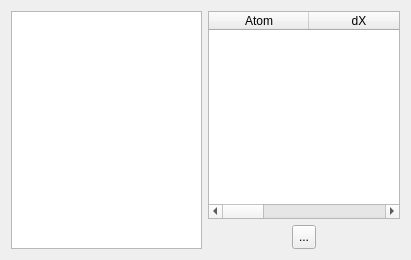
First picture: the form in src/gui/vibrations.ui, repository trisyoungs/aten, before the edit.
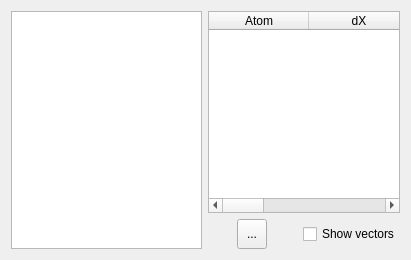
Second picture: the form after the edit. Icons and pictures are not drawn.

Commit message: Updated vibrations window.

Diff of the .ui file:
```diff
--- a/src/gui/vibrations.ui
+++ b/src/gui/vibrations.ui
@@ -72,17 +72,17 @@
         </spacer>
        </item>
        <item>
-        <widget class="QToolButton" name="PlayPauseVibration" >
-         <property name="minimumSize" >
+        <widget class="QToolButton" name="PlayPauseVibration">
+         <property name="minimumSize">
           <size>
-           <width>24</width>
-           <height>24</height>
+           <width>30</width>
+           <height>30</height>
           </size>
          </property>
-         <property name="maximumSize" >
+         <property name="maximumSize">
           <size>
-           <width>24</width>
-           <height>24</height>
+           <width>30</width>
+           <height>30</height>
           </size>
          </property>
          <property name="text" >
@@ -92,6 +92,9 @@
           <iconset resource="icons.qrc" >
            <normaloff>:/playback/icons/traj_playpause.svg</normaloff>:/playback/icons/traj_playpause.svg</iconset>
          </property>
+         <property name="checkable">
+          <bool>true</bool>
+         </property>
         </widget>
        </item>
        <item>
@@ -107,6 +110,13 @@
          </property>
         </spacer>
        </item>
+       <item>
+        <widget class="QCheckBox" name="ShowVectorsCheck">
+         <property name="text">
+          <string>Show vectors</string>
+         </property>
+        </widget>
+       </item>
       </layout>
      </item>
     </layout>
```
Left out of the diff: 57 changed lines with no effect on the pictures. The commit also changes 4 other files.
